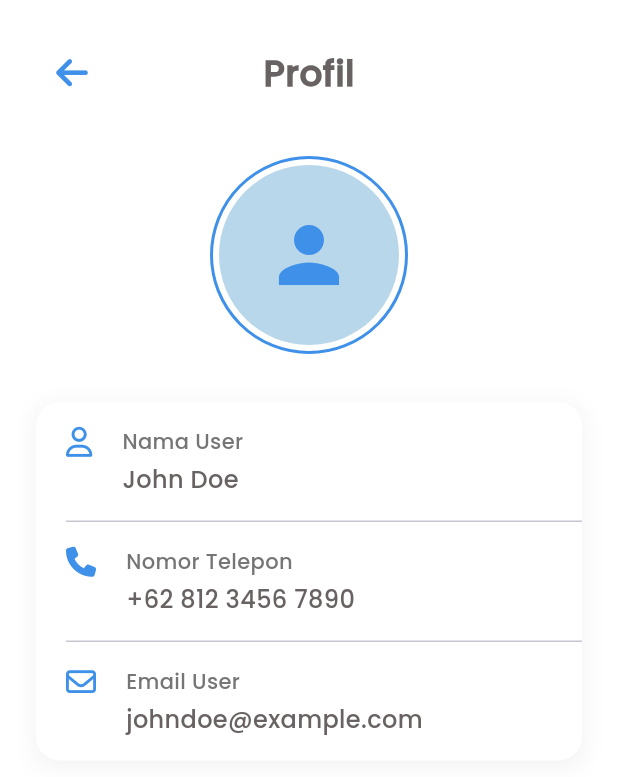
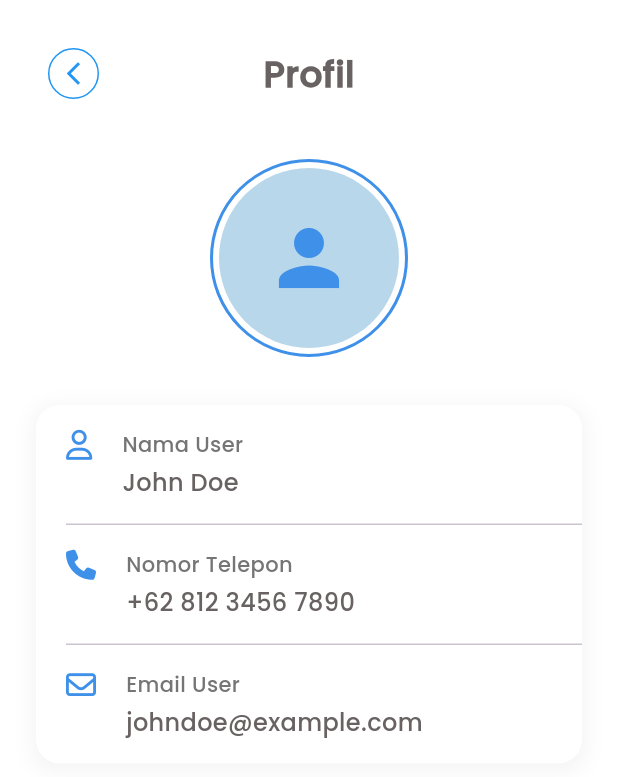
Before and after one commit to yeftaamir/Front-end-Del-Pick, a Flutter app: the ProfilePage screen opened by its route, on a phone screen of 412 x 824 dp. Shown: the top 777 px of the screen. Run offline on Flutter 3.47's test engine with Material 3 defaults, Android fonts, the phone set to English and light mode, and no system bars; our stand-ins replace dotted_border, flutter_dotenv, flutter_rating_bar, font_awesome_flutter, geolocator, lottie and 1 more; missing offline and left inert: mapbox_maps_flutter.

Commit message:
perbaikan_cust

```diff
--- a/lib/Views/Customers/profile_cust.dart
+++ b/lib/Views/Customers/profile_cust.dart
@@ -31,9 +31,13 @@ class ProfilePage extends StatelessWidget {
                     ),
                   ),
                   IconButton(
-                    icon: FaIcon(
-                      FontAwesomeIcons.arrowLeft,
-                      color: GlobalStyle.primaryColor,
+                      icon: Container(
+                      padding: const EdgeInsets.all(7.0),
+                      decoration: BoxDecoration(
+                        shape: BoxShape.circle,
+                        border: Border.all(color: Colors.blue, width: 1.0),
+                      ),
+                      child: const Icon(Icons.arrow_back_ios_new, color: Colors.blue, size: 18),
                     ),
                     onPressed: () => Navigator.pop(context),
                   ),
--- a/lib/Views/Customers/track_cust_order.dart
+++ b/lib/Views/Customers/track_cust_order.dart
@@ -46,7 +46,7 @@ class _TrackCustOrderScreenState extends State<TrackCustOrderScreen> {
             child: CircleAvatar(
               backgroundColor: Colors.white,
               child: IconButton(
-                icon: const Icon(Icons.arrow_back, color: Colors.black),
+                icon: const Icon(Icons.arrow_back_ios_new, color: Colors.blue, size: 18),
                 onPressed: () => Navigator.pop(context),
               ),
             ),
```
Also changed, not shown: lib/Views/Customers/cart_screen.dart (+10 -3 lines), lib/Views/Customers/home_cust.dart (+9 -3 lines).
